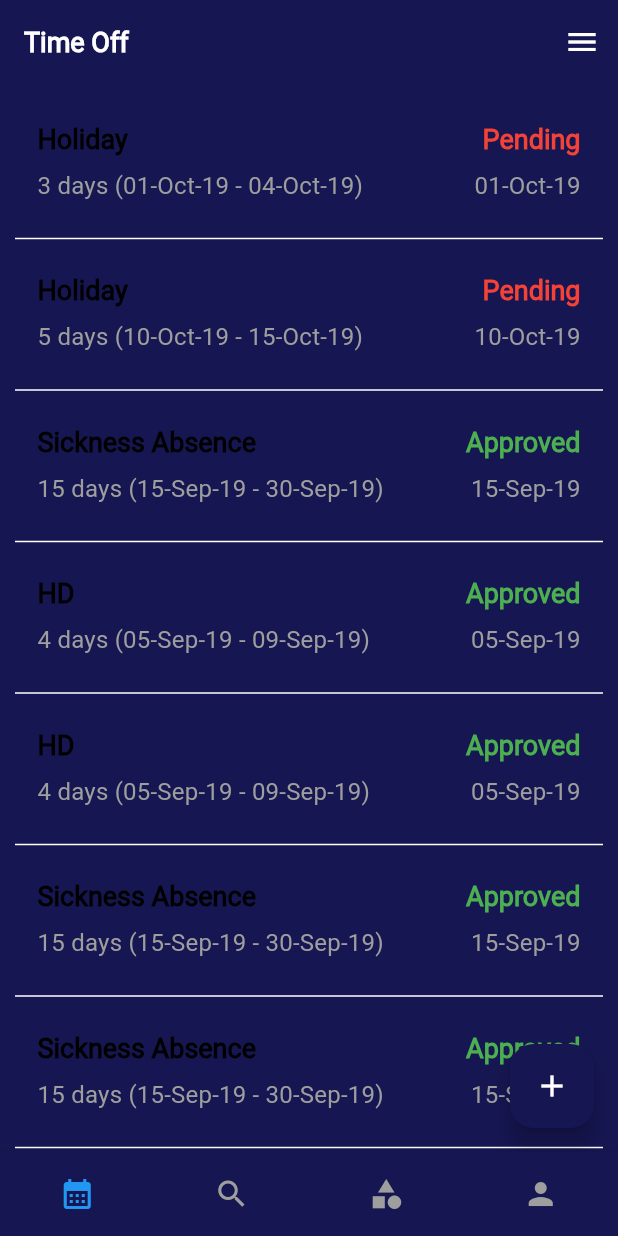
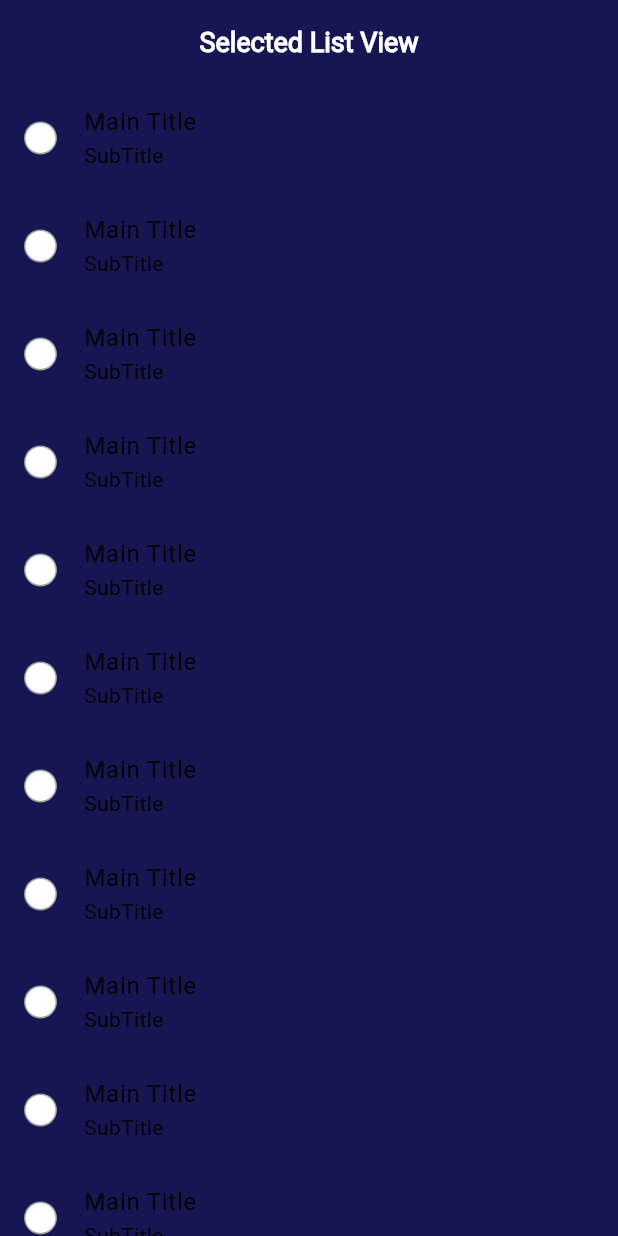
Before and after one commit to HarshsSharma/jionee, a Flutter app: the screen it shows after launch, on a phone screen of 412 x 824 dp. Run offline on Flutter 3.47's test engine with Material 2 defaults, Android fonts, the phone set to English and light mode, and no system bars; our stand-ins replace dio, get_it, shared_preferences.

Commit message:
list view with selection

```diff
--- /dev/null
+++ b/lib/core/constants/end_points.dart
@@ -0,0 +1,4 @@
+class EndPoints {
+  static const String baseUrl = 'https://dummyjson.com/';
+  static const String product = 'products';
+}
--- /dev/null
+++ b/lib/list_view_selected/model/select_item_model.dart
@@ -0,0 +1,7 @@
+class SelectItemModel {
+  String title;
+  String subTitle;
+  bool isChecked;
+
+  SelectItemModel(this.title, this.subTitle, this.isChecked);
+}
--- /dev/null
+++ b/lib/list_view_selected/view/list_view_selected.dart
@@ -0,0 +1,69 @@
+import 'package:flutter/material.dart';
+import 'package:provider/provider.dart';
+
+import '../controller/selected_list_view_provider.dart';
+
+class ListViewSelected extends StatelessWidget {
+  const ListViewSelected({super.key});
+
+  @override
+  Widget build(BuildContext context) {
+    final provider = context.watch<SelectedListViewProvider>();
+    return Scaffold(
+      appBar: AppBar(
+        title: const Text('Selected List View'),
+        centerTitle: true,
+        actions: provider.inSelctionMode
+            ? [
+                IconButton(
+                    onPressed: () {
+                      provider.clearSelection();
+                    },
+                    icon: const Icon(Icons.clear)),
+                Center(
+                  child: Text(
+                    provider.listItems
+                        .where(
+                          (element) => element.isChecked,
+                        )
+                        .length
+                        .toString(),
+                    style: const TextStyle(fontSize: 16),
+                  ),
+                ),
+                const SizedBox(width: 5)
+              ]
+            : null,
+      ),
+      body: ListView.builder(
+          itemCount: provider.listItems.length,
+          itemBuilder: (context, index) => ListTile(
+                selected: provider.listItems[index].isChecked,
+                selectedTileColor: Colors.blueGrey,
+                leading: CircleAvatar(
+                    radius: 11,
+                    backgroundColor: Colors.grey,
+                    child: CircleAvatar(
+                      radius: 10,
+                      backgroundColor: provider.listItems[index].isChecked
+                          ? Colors.blue
+                          : Colors.white,
+                    )),
+                title: Text(provider.listItems[index].title),
+                subtitle: Text(provider.listItems[index].subTitle),
+                onTap: () {
+                  if (provider.inSelctionMode) {
+                    provider.toggleChecked(index);
+                  }
+                },
+                onLongPress: () {
+                  if (provider.inSelctionMode) {
+                    return;
+                  } else {
+                    provider.enterInSelectionMode(index);
+                  }
+                },
+              )),
+    );
+  }
+}
--- a/lib/main.dart
+++ b/lib/main.dart
@@ -1,9 +1,11 @@
 import 'package:flutter/material.dart';
 import 'package:flutter/services.dart';
+import 'package:jionee/list_view_selected/controller/selected_list_view_provider.dart';
 import 'package:provider/provider.dart';
 import 'package:shared_preferences/shared_preferences.dart';
 
 import 'di.dart';
+import 'list_view_selected/view/list_view_selected.dart';
 import 'presentation/modules/bottom_nav_layout/bottom_nav_layout_view_model.dart';
 import 'presentation/modules/bottom_nav_layout/time_off/view_model/time_off_view_model.dart';
 import 'presentation/router/app_router.dart';
@@ -68,7 +70,11 @@ class MyApp extends StatelessWidget {
             theme: lightTheme(),
             darkTheme: darkTheme(),
             themeMode: themeNotifier.themeMode,
-            onGenerateRoute: appRouter.onGenerateRoute,
+            //onGenerateRoute: appRouter.onGenerateRoute,
+            home: ChangeNotifierProvider(
+              create: (context) => SelectedListViewProvider(),
+              child: const ListViewSelected(),
+            ),
           );
         },
       ),
--- a/pubspec.yaml
+++ b/pubspec.yaml
@@ -39,6 +39,7 @@ dependencies:
   intl: ^0.18.0
   get_it: ^7.2.0
   shared_preferences: ^2.0.18
+  dio: ^5.0.1
 
 dev_dependencies:
   flutter_test:
```
Also changed, not shown: lib/core/helpers/dio_helper.dart (added, +70 -0 lines), lib/infinity_scroll_view/model/product_model.dart (added, +28 -0 lines), lib/infinity_scroll_view/view/products_view.dart (added, +60 -0 lines), lib/infinity_scroll_view/view_model/products_provider.dart (added, +56 -0 lines), lib/list_view_selected/controller/selected_list_view_provider.dart (added, +29 -0 lines), 2 other files.
